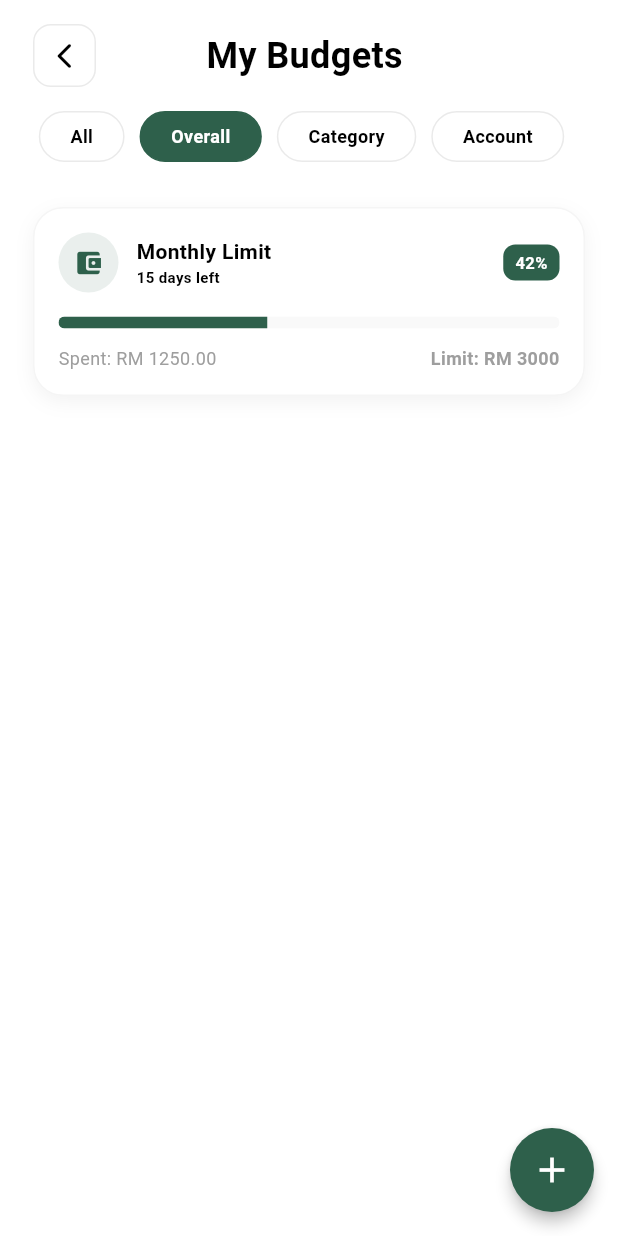
After one commit to cshenglim0407/CAT-304, a Flutter app: the BudgetOverviewPage screen opened directly, after a tap on "Overall", on a phone screen of 412 x 824 dp. The commit adds this screen. Run offline on Flutter 3.47's test engine with Material 3 defaults, Android fonts, the phone set to English and light mode, and no system bars; our stand-ins replace file_picker, flutter_dotenv, google_sign_in, shared_preferences, supabase_flutter; accounts and stored records are empty.

Commit message:
done budget overview

```diff
--- a/mobile/lib/presentation/pages/budget_threshold/budget.dart
+++ b/mobile/lib/presentation/pages/budget_threshold/budget.dart
@@ -2,6 +2,7 @@ import 'package:flutter/material.dart';
 import 'package:cashlytics/presentation/themes/colors.dart';
 import 'package:cashlytics/presentation/themes/typography.dart';
 import 'package:cashlytics/presentation/widgets/index.dart';
+import 'package:cashlytics/presentation/pages/budget_threshold/budget_overview.dart';
 
 enum BudgetType {
   user('U', 'Overall', Icons.account_balance_wallet_rounded),
@@ -169,7 +170,10 @@ class _BudgetPageState extends State<BudgetPage> {
               child: Row(
                 mainAxisAlignment: MainAxisAlignment.spaceBetween,
                 children: [
-                  AppBackButton(onPressed: () {  },), // Custom back button
+                  AppBackButton(
+                    onPressed: () => Navigator.pop(context),
+                  ),
+
                   Text(
                     "Create Goal",
                     style: AppTypography.headline3.copyWith(
@@ -177,7 +181,31 @@ class _BudgetPageState extends State<BudgetPage> {
                       fontWeight: FontWeight.bold,
                     ),
                   ),
-                  const SizedBox(width: 48), // Spacer for centering
+
+                  // 👇 CHANGED: Replaced SizedBox with an Icon Button
+                  IconButton(
+                    onPressed: () {
+                      Navigator.push(
+                        context,
+                        MaterialPageRoute(
+                          builder: (context) => const BudgetOverviewPage(),
+                        ),
+                      );
+                    },
+                    icon: Container(
+                      padding: const EdgeInsets.all(8),
+                      decoration: BoxDecoration(
+                        color: AppColors.getSurface(context),
+                        shape: BoxShape.circle,
+                        border: Border.all(color: AppColors.greyLight.withValues(alpha: 0.5)),
+                      ),
+                      child: Icon(
+                        Icons.list_alt_rounded,
+                        color: AppColors.getTextPrimary(context),
+                        size: 20,
+                      ),
+                    ),
+                  ),
                 ],
               ),
             ),
--- /dev/null
+++ b/mobile/lib/presentation/pages/budget_threshold/budget_overview.dart
@@ -0,0 +1,291 @@
+import 'package:flutter/material.dart';
+import 'package:cashlytics/presentation/themes/colors.dart';
+import 'package:cashlytics/presentation/themes/typography.dart';
+import 'package:cashlytics/presentation/widgets/index.dart';
+import 'package:cashlytics/presentation/pages/budget_threshold/budget.dart';
+
+class BudgetOverviewPage extends StatefulWidget {
+  const BudgetOverviewPage({super.key});
+
+  @override
+  State<BudgetOverviewPage> createState() => _BudgetOverviewPageState();
+}
+
+class _BudgetOverviewPageState extends State<BudgetOverviewPage> {
+  String _selectedFilter = 'All';
+
+  // --- MOCK DATA ---
+  final List<Map<String, dynamic>> _allBudgets = [
+    {
+      'id': '1',
+      'title': 'Monthly Limit',
+      'type': 'U',
+      'icon': Icons.account_balance_wallet_rounded,
+      'limit': 3000.00,
+      'spent': 1250.00,
+      'days_left': 15,
+    },
+    {
+      'id': '2',
+      'title': 'Food & Dining',
+      'type': 'C',
+      'icon': Icons.restaurant_menu_rounded,
+      'limit': 800.00,
+      'spent': 650.00,
+      'days_left': 15,
+    },
+    {
+      'id': '3',
+      'title': 'Transport',
+      'type': 'C',
+      'icon': Icons.directions_car_filled_rounded,
+      'limit': 400.00,
+      'spent': 120.00,
+      'days_left': 15,
+    },
+    {
+      'id': '4',
+      'title': 'E-Wallet (TNG)',
+      'type': 'A',
+      'icon': Icons.account_balance_wallet_rounded,
+      'limit': 500.00,
+      'spent': 550.00,
+      'days_left': 15,
+    },
+     {
+      'id': '5',
+      'title': 'Shopping',
+      'type': 'C',
+      'icon': Icons.shopping_bag_rounded,
+      'limit': 300.00,
+      'spent': 50.00,
+      'days_left': 15,
+    },
+  ];
+
+  List<Map<String, dynamic>> get _filteredBudgets {
+    if (_selectedFilter == 'All') return _allBudgets;
+    if (_selectedFilter == 'Overall') return _allBudgets.where((b) => b['type'] == 'U').toList();
+    if (_selectedFilter == 'Category') return _allBudgets.where((b) => b['type'] == 'C').toList();
+    if (_selectedFilter == 'Account') return _allBudgets.where((b) => b['type'] == 'A').toList();
+    return _allBudgets;
+  }
+
+  Color _getProgressColor(double percentage) {
+    if (percentage >= 1.0) return Colors.redAccent;
+    if (percentage >= 0.75) return Colors.orangeAccent;
+    return AppColors.primary;
+  }
+
+  @override
+  Widget build(BuildContext context) {
+    const double pageMargin = 22.0;
+
+    return Scaffold(
+      backgroundColor: AppColors.getSurface(context),
+      floatingActionButton: FloatingActionButton(
+        onPressed: () {
+          Navigator.push(
+            context,
+            MaterialPageRoute(builder: (context) => const BudgetPage()),
+          );
+        },
+        backgroundColor: AppColors.primary,
+        elevation: 4,
+        shape: const CircleBorder(),
+        child: const Icon(Icons.add, color: Colors.white, size: 28),
+      ),
+      body: SafeArea(
+        child: Column(
+          children: [
+            // --- Header ---
+            Padding(
+              padding: const EdgeInsets.symmetric(horizontal: pageMargin, vertical: 16),
+              child: Row(
+                mainAxisAlignment: MainAxisAlignment.spaceBetween,
+                children: [
+                  // 👇 UPDATED: Added onPressed logic
+                  AppBackButton(
+                    onPressed: () => Navigator.pop(context),
+                  ),
+                  Text(
+                    "My Budgets",
+                    style: AppTypography.headline3.copyWith(
+                      color: AppColors.getTextPrimary(context),
+                      fontWeight: FontWeight.bold,
+                    ),
+                  ),
+                  const SizedBox(width: 48),
+                ],
+              ),
+            ),
+
+            // --- Filter Pills ---
+            SingleChildScrollView(
+              scrollDirection: Axis.horizontal,
+              padding: const EdgeInsets.symmetric(horizontal: pageMargin),
+              child: Row(
+                children: ['All', 'Overall', 'Category', 'Account'].map((filter) {
+                  final isSelected = _selectedFilter == filter;
+                  return Padding(
+                    padding: const EdgeInsets.only(right: 10),
+                    child: GestureDetector(
+                      onTap: () => setState(() => _selectedFilter = filter),
+                      child: AnimatedContainer(
+                        duration: const Duration(milliseconds: 200),
+                        padding: const EdgeInsets.symmetric(horizontal: 20, vertical: 8),
+                        decoration: BoxDecoration(
+                          color: isSelected ? AppColors.primary : AppColors.getSurface(context),
+                          borderRadius: BorderRadius.circular(20),
+                          border: Border.all(
+                            color: isSelected ? AppColors.primary : AppColors.greyLight,
+                          ),
+                        ),
+                        child: Text(
+                          filter,
+                          style: AppTypography.bodySmall.copyWith(
+                            color: isSelected ? Colors.white : AppColors.grey,
+                            fontWeight: FontWeight.bold,
+                          ),
+                        ),
+                      ),
+                    ),
+                  );
+                }).toList(),
+              ),
+            ),
+
+            const SizedBox(height: 20),
+
+            // --- Budget List ---
+            Expanded(
+              child: ListView.separated(
+                padding: const EdgeInsets.symmetric(horizontal: pageMargin, vertical: 10),
+                itemCount: _filteredBudgets.length,
+                separatorBuilder: (context, index) => const SizedBox(height: 16),
+                itemBuilder: (context, index) {
+                  final item = _filteredBudgets[index];
+                  final double limit = item['limit'];
+                  final double spent = item['spent'];
+                  final double percentage = (spent / limit).clamp(0.0, 1.0);
+                  final double displayPercentage = (spent / limit) * 100;
+                  final bool isOverBudget = spent > limit;
+
+                  return Container(
+                    padding: const EdgeInsets.all(16),
+                    decoration: BoxDecoration(
+                      color: AppColors.getSurface(context),
+                      borderRadius: BorderRadius.circular(20),
+                      boxShadow: [
+                        BoxShadow(
+                          color: Colors.black.withValues(alpha: 0.05),
+                          blurRadius: 10,
+                          offset: const Offset(0, 4),
+                        )
+                      ],
+                      border: Border.all(color: AppColors.greyLight.withValues(alpha: 0.5)),
+                    ),
+                    child: Column(
+                      crossAxisAlignment: CrossAxisAlignment.start,
+                      children: [
+                        // Row 1: Icon, Title, Percentage Text
+                        Row(
+                          children: [
+                            Container(
+                              padding: const EdgeInsets.all(10),
+                              decoration: BoxDecoration(
+                                color: _getProgressColor(percentage).withValues(alpha: 0.1),
+                                shape: BoxShape.circle,
+                              ),
+                              child: Icon(
+                                item['icon'],
+                                color: _getProgressColor(percentage),
+                                size: 20,
+                              ),
+                            ),
+                            const SizedBox(width: 12),
+                            Expanded(
+                              child: Column(
+                                crossAxisAlignment: CrossAxisAlignment.start,
+                                children: [
+                                  Text(
+                                    item['title'],
+                                    style: AppTypography.bodyMedium.copyWith(
+                                      fontWeight: FontWeight.bold,
+                                      color: AppColors.getTextPrimary(context),
+                                    ),
+                                  ),
+                                  Text(
+                                    "${item['days_left']} days left",
+                                    style: AppTypography.labelSmall.copyWith(
+                                      color: AppColors.grey,
+                                      fontSize: 10,
+                                    ),
+                                  ),
+                                ],
+                              ),
+                            ),
+                            Container(
+                              padding: const EdgeInsets.symmetric(horizontal: 8, vertical: 4),
+                              decoration: BoxDecoration(
+                                color: isOverBudget ? Colors.redAccent : AppColors.primary,
+                                borderRadius: BorderRadius.circular(8),
+                              ),
+                              child: Text(
+                                "${displayPercentage.toStringAsFixed(0)}%",
+                                style: AppTypography.labelSmall.copyWith(
+                                  color: Colors.white,
+                                  fontWeight: FontWeight.bold,
+                                ),
+                              ),
+                            ),
+                          ],
+                        ),
+
+                        const SizedBox(height: 16),
+
+                        // Row 2: Progress Bar
+                        ClipRRect(
+                          borderRadius: BorderRadius.circular(10),
+                          child: LinearProgressIndicator(
+                            value: percentage,
+                            minHeight: 8,
+                            backgroundColor: AppColors.greyLight.withValues(alpha: 0.3),
+                            valueColor: AlwaysStoppedAnimation<Color>(_getProgressColor(percentage)),
+                          ),
+                        ),
+
+                        const SizedBox(height: 12),
+
+                        // Row 3: Amount Details
+                        Row(
+                          mainAxisAlignment: MainAxisAlignment.spaceBetween,
+                          children: [
+                            Text(
+                              "Spent: RM ${spent.toStringAsFixed(2)}",
+                              style: AppTypography.bodySmall.copyWith(
+                                color: isOverBudget ? Colors.redAccent : AppColors.getTextSecondary(context),
+                                fontWeight: isOverBudget ? FontWeight.bold : FontWeight.normal,
+                              ),
+                            ),
+                            Text(
+                              "Limit: RM ${limit.toStringAsFixed(0)}",
+                              style: AppTypography.bodySmall.copyWith(
+                                color: AppColors.getTextSecondary(context),
+                                fontWeight: FontWeight.bold,
+                              ),
+                            ),
+                          ],
+                        ),
+                      ],
+                    ),
+                  );
+                },
+              ),
+            ),
+          ],
+        ),
+      ),
+    );
+  }
+}
--- a/mobile/lib/presentation/pages/user_management/profile.dart
+++ b/mobile/lib/presentation/pages/user_management/profile.dart
@@ -31,6 +31,7 @@ import 'package:cashlytics/presentation/pages/user_management/edit_personal_info
 import 'package:cashlytics/presentation/pages/user_management/login.dart';
 import 'package:cashlytics/presentation/pages/user_management/edit_detail_information.dart';
 import 'package:cashlytics/presentation/pages/budget_threshold/budget.dart';
+import 'package:cashlytics/presentation/pages/budget_threshold/budget_overview.dart';
 
 class ProfilePage extends StatefulWidget {
   const ProfilePage({super.key});
@@ -723,6 +724,19 @@ class _ProfilePageState extends State<ProfilePage> {
               ),
 
               AppMenuItem(
+                icon: Icons.pie_chart_rounded,
+                label: "My Budgets",
+                onTap: () {
+                  Navigator.push(
+                    context,
+                    MaterialPageRoute(
+                      builder: (context) => const BudgetOverviewPage(),
+                    ),
+                  );
+                },
+              ),
+
+              AppMenuItem(
                 icon: Icons.savings_rounded,
                 label: "Create Budget",
                 onTap: () {
```
